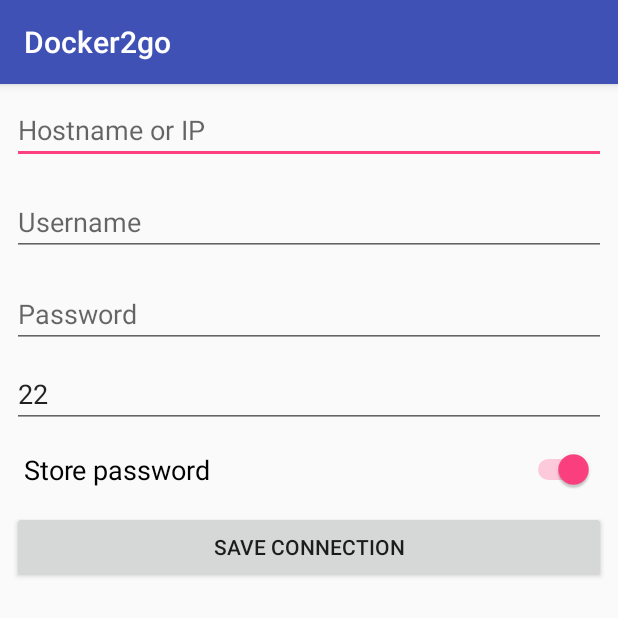
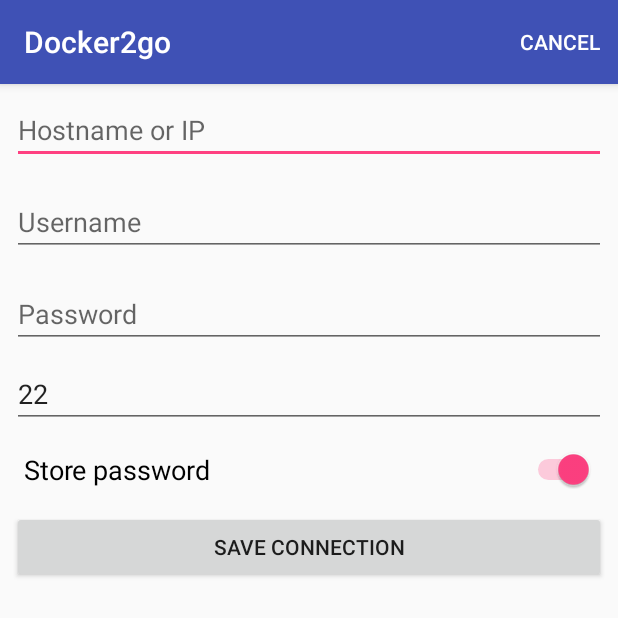
Before and after one commit to davidkroell/docker2go, an Android app: the ConnectionDetailsActivity screen opened directly, with no data from a screen before it, on a phone screen of 412 x 824 dp, the top half of it. Run offline under Robolectric (Android 15) with nearby library versions, the phone set to English and light mode, and no system bars; our stand-ins replace data binding.

Commit message:
editing and delete connection works

```diff
--- a/app/src/main/java/at/htl_villach/docker2go/ConnectionDetailsActivity.java
+++ b/app/src/main/java/at/htl_villach/docker2go/ConnectionDetailsActivity.java
@@ -1,8 +1,11 @@
 package at.htl_villach.docker2go;
 
+import android.content.Intent;
 import android.databinding.DataBindingUtil;
 import android.support.v7.app.AppCompatActivity;
 import android.os.Bundle;
+import android.view.Menu;
+import android.view.MenuItem;
 import android.view.View;
 
 import at.htl_villach.docker2go.databinding.ActivityConnectionDetailsBinding;
@@ -10,17 +13,53 @@ import at.htl_villach.docker2go.databinding.ActivityConnectionDetailsBinding;
 public class ConnectionDetailsActivity extends AppCompatActivity {
 
     private ActivityConnectionDetailsBinding uiBind;
+    private Connection editingConnection = null;
 
     @Override
     protected void onCreate(Bundle savedInstanceState) {
         super.onCreate(savedInstanceState);
         uiBind = DataBindingUtil.setContentView(this,R.layout.activity_connection_details);
 
+        // get intent data if item was clicked
+        Bundle extras = getIntent().getExtras();
+        if (extras != null) {
+            Integer position = extras.getInt(ConnectionActivity.KEY_POSITION, 0);
+            editingConnection = Connection.listAll(Connection.class).get(position);
+
+            uiBind.editTextHostname.setText(editingConnection.getHostname());
+            uiBind.editTextUsername.setText(editingConnection.getUsername());
+            uiBind.editTextPort.setText(editingConnection.getSshPort().toString());
+        }
     }
 
+    // load menu to show on activity
+    @Override
+    public boolean onCreateOptionsMenu(Menu menu) {
+        // inflate the menu and add it to the existing (empty) menu
+        if(editingConnection == null)
+            // connection is beeing created
+            getMenuInflater().inflate(R.menu.menu_connection_details_create, menu);
+        else
+            // connection is beeing edited
+            getMenuInflater().inflate(R.menu.menu_connection_details_edit, menu);
+        return true;
+    }
 
-    public void onClick_buttonSave(View v){
+    // listener for menu item
+    public void onMenuClick_Cancel(MenuItem m){
+        finish();
+    }
 
+    // listener for menu item
+    public void onMenuClick_Delete(MenuItem m){
+        if(editingConnection != null) // workaround if
+            editingConnection.delete();
+        finish();
+    }
+
+    public void onClick_buttonSave(View v) {
+
+        if (editingConnection == null) {
             Connection c = new Connection(
                     uiBind.editTextHostname.getText().toString(),
                     uiBind.editTextUsername.getText().toString(),
@@ -28,6 +67,13 @@ public class ConnectionDetailsActivity extends AppCompatActivity {
                     Integer.parseInt(uiBind.editTextPort.getText().toString())
             );
             c.save();
+        }else{
+            editingConnection.setHostname(uiBind.editTextHostname.getText().toString());
+            editingConnection.setUsername(uiBind.editTextUsername.getText().toString());
+            editingConnection.setPassword(uiBind.editTextPassword.getText().toString());
+            editingConnection.setSshPort(Integer.parseInt(uiBind.editTextPort.getText().toString()));
+            editingConnection.save(); // store to database
+        }
         finish();
     }
 }
--- /dev/null
+++ b/app/src/main/res/drawable/ic_delete_black_24dp.xml
@@ -0,0 +1,9 @@
+<vector xmlns:android="http://schemas.android.com/apk/res/android"
+        android:width="24dp"
+        android:height="24dp"
+        android:viewportWidth="24.0"
+        android:viewportHeight="24.0">
+    <path
+        android:fillColor="#FF000000"
+        android:pathData="M6,19c0,1.1 0.9,2 2,2h8c1.1,0 2,-0.9 2,-2V7H6v12zM19,4h-3.5l-1,-1h-5l-1,1H5v2h14V4z"/>
+</vector>
--- /dev/null
+++ b/app/src/main/res/menu/menu_connection_details_create.xml
@@ -0,0 +1,10 @@
+<?xml version="1.0" encoding="utf-8"?>
+<menu xmlns:app="http://schemas.android.com/apk/res-auto"
+    xmlns:android="http://schemas.android.com/apk/res/android">
+
+    <item
+        android:id="@+id/menuItemCancel"
+        android:onClick="onMenuClick_Cancel"
+        android:title="Cancel"
+        app:showAsAction="ifRoom" />
+</menu>
--- /dev/null
+++ b/app/src/main/res/menu/menu_connection_details_edit.xml
@@ -0,0 +1,16 @@
+<?xml version="1.0" encoding="utf-8"?>
+<menu xmlns:app="http://schemas.android.com/apk/res-auto"
+    xmlns:android="http://schemas.android.com/apk/res/android">
+
+    <item
+        android:id="@+id/menuItemCancel"
+        android:onClick="onMenuClick_Cancel"
+        android:title="Cancel"
+        app:showAsAction="ifRoom" />
+    <item
+        android:id="@+id/menuItemDelete"
+        android:icon="@drawable/ic_delete_black_24dp"
+        android:onClick="onMenuClick_Delete"
+        android:title="Delete"
+        app:showAsAction="ifRoom" />
+</menu>
```
Also changed, not shown: app/src/main/java/at/htl_villach/docker2go/ConnectionActivity.java (+15 -1 lines). Lines whose indentation alone changed are shown as unchanged.
